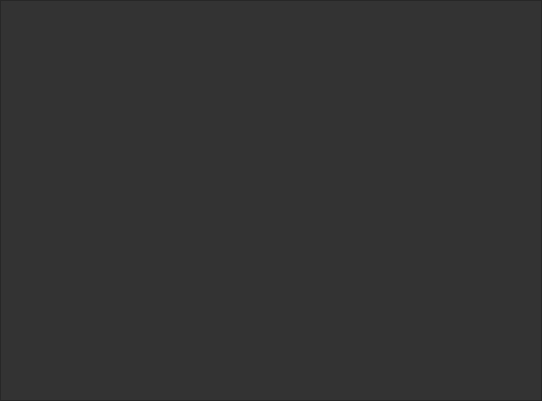
First picture: the form in imageviewer.ui, repository scheckmedia/ImageMosaicWall, before the edit.
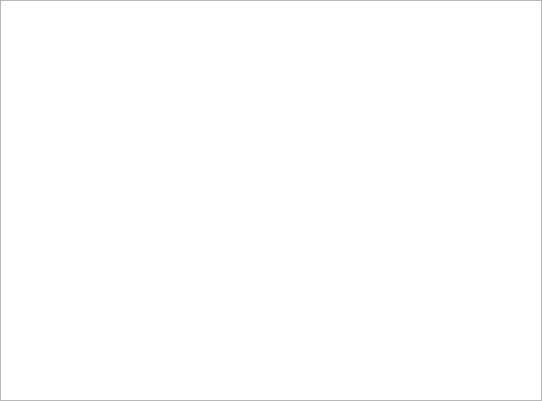
Second picture: the form after the edit.

Commit message: bugfix: reset view after a new image is loaded, cleanup

The edit to the form file:
```diff
--- a/imageviewer.ui
+++ b/imageviewer.ui
@@ -23,7 +23,7 @@
    <string>Form</string>
   </property>
   <property name="styleSheet">
-   <string notr="true">background-color: #333;</string>
+   <string notr="true"/>
   </property>
   <property name="verticalScrollBarPolicy">
    <enum>Qt::ScrollBarAlwaysOff</enum>
```
The commit also changes 2 other files.
